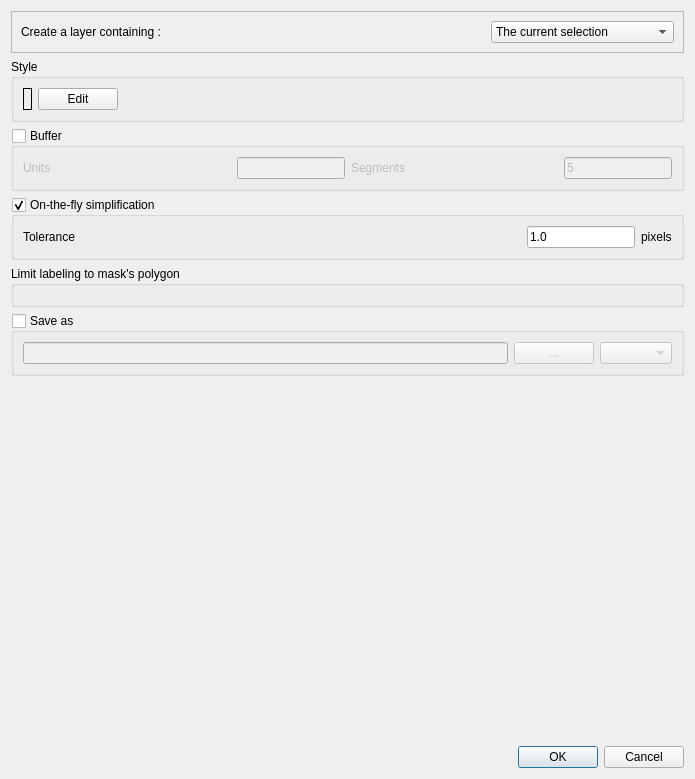
This is mask_plugin/ui_plugin_mask.ui in aeag/mask as Qt 5 draws it before an edit. The edited form follows.
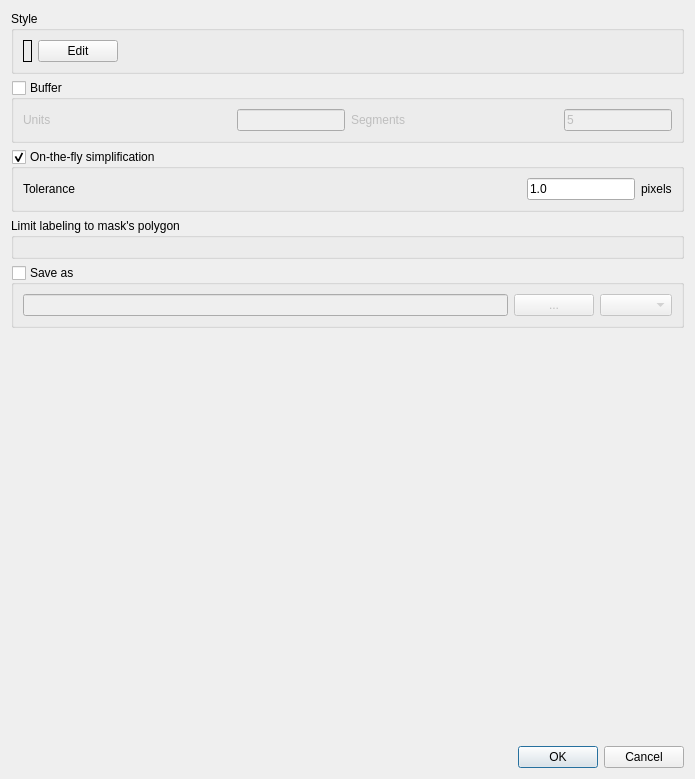
This is the edited form.

Diff of the .ui file:
```diff
--- a/mask_plugin/ui_plugin_mask.ui
+++ b/mask_plugin/ui_plugin_mask.ui
@@ -14,49 +14,6 @@
    <string>Dialog</string>
   </property>
   <layout class="QVBoxLayout" name="verticalLayout_4">
-   <item>
-    <widget class="QFrame" name="frame_2">
-     <property name="frameShape">
-      <enum>QFrame::StyledPanel</enum>
-     </property>
-     <property name="frameShadow">
-      <enum>QFrame::Raised</enum>
-     </property>
-     <layout class="QVBoxLayout" name="verticalLayout_3">
-      <item>
-       <layout class="QHBoxLayout" name="horizontalLayout_2">
-        <item>
-         <widget class="QLabel" name="label">
-          <property name="sizePolicy">
-           <sizepolicy hsizetype="Expanding" vsizetype="Preferred">
-            <horstretch>0</horstretch>
-            <verstretch>0</verstretch>
-           </sizepolicy>
-          </property>
-          <property name="text">
-           <string>Create a layer containing :</string>
-          </property>
-         </widget>
-        </item>
-        <item>
-         <widget class="QComboBox" name="contentCombo">
-          <item>
-           <property name="text">
-            <string>The current selection</string>
-           </property>
-          </item>
-          <item>
-           <property name="text">
-            <string>A mask around the selection</string>
-           </property>
-          </item>
-         </widget>
-        </item>
-       </layout>
-      </item>
-     </layout>
-    </widget>
-   </item>
    <item>
     <widget class="QGroupBox" name="groupBox">
      <property name="title">
```
